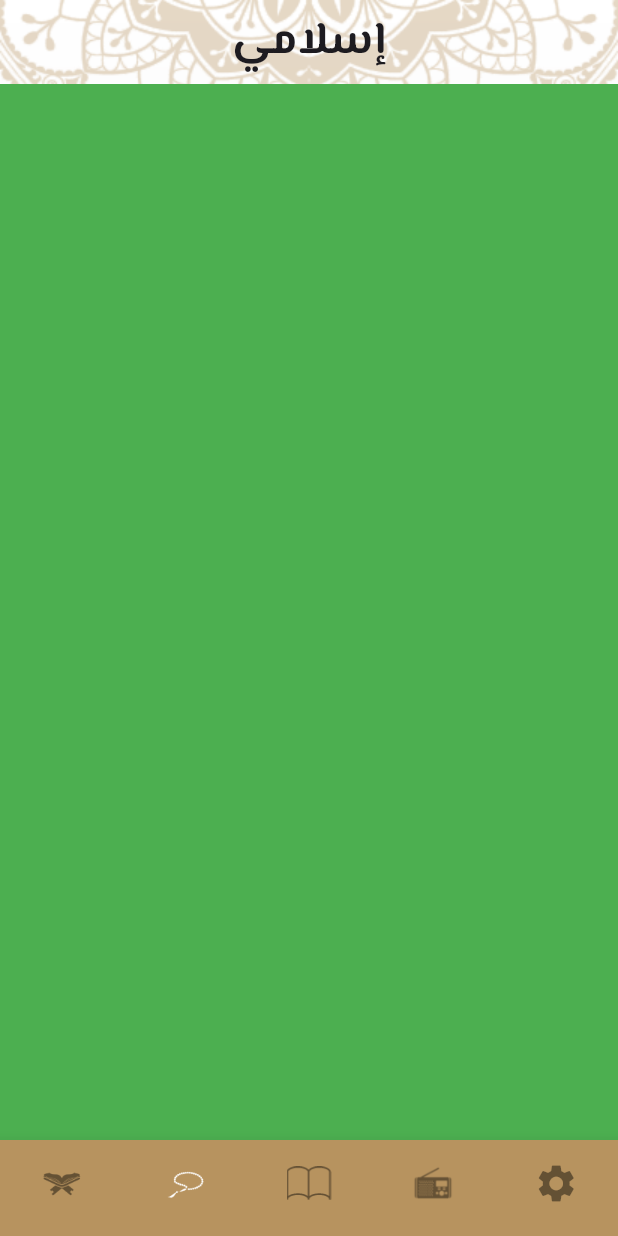
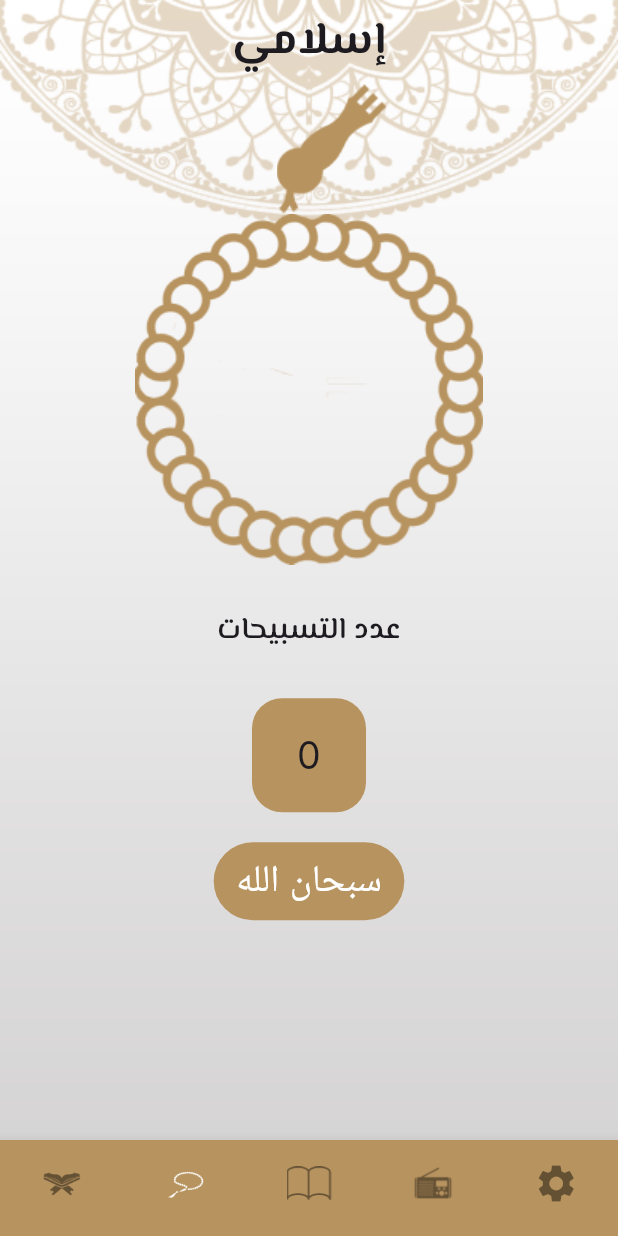
Before and after one commit to amrosama5/islami_app, a Flutter app: the screen it shows after launch, item 2 of the bottom bar chosen, on a phone screen of 412 x 824 dp. Run offline on Flutter 3.47's test engine with Material 3 defaults, Android fonts, the phone set to English and light mode, and no system bars; our stand-ins replace google_fonts.

Commit message:
finish sebha screen

```diff
--- a/lib/home/tabs/sebha.dart
+++ b/lib/home/tabs/sebha.dart
@@ -1,12 +1,108 @@
 import 'package:flutter/material.dart';
+import 'package:google_fonts/google_fonts.dart';
+import 'package:islami_app/MyThemeData.dart';
 
-class SebhaScreen extends StatelessWidget {
+class SebhaScreen extends StatefulWidget {
   const SebhaScreen({super.key});
 
   @override
+  State<SebhaScreen> createState() => _SebhaScreenState();
+}
+
+class _SebhaScreenState extends State<SebhaScreen> {
+  int counter = 0;
+  int index = 0;
+  double angle=0;
+  List<String> tasbehat = [
+    "سبحان الله",
+    "الحمد الله",
+    " الله اكبر",
+    " لا حول ولا قوه الا بالله"
+  ];
+  @override
   Widget build(BuildContext context) {
-    return Container(
-      color: Colors.green,
+    return SizedBox(
+      width: double.infinity,
+      child: Column(
+        children: [
+          Stack(
+            alignment: Alignment.topCenter,
+            children: [
+              Padding(
+                padding: const EdgeInsets.only(left: 30),
+                child: Image.asset(
+                  "assets/images/head of seb7a.png",
+                ),
+              ),
+              Padding(
+                padding: EdgeInsets.only(
+                    top: MediaQuery.of(context).size.height * 0.105),
+                child: GestureDetector(
+                    onTap: ontap,
+                    child: Transform.rotate(
+                      angle: angle,
+                        child: Image.asset("assets/images/body of seb7a.png"))),
+              ),
+            ],
+          ),
+          const SizedBox(
+            height: 30,
+          ),
+          Text(
+            "عدد التسبيحات",
+            textAlign: TextAlign.center,
+            style: Theme.of(context).textTheme.bodyMedium,
+          ),
+          const SizedBox(
+            height: 30,
+          ),
+          Container(
+            padding: const EdgeInsets.symmetric(vertical: 20, horizontal: 30),
+            decoration: BoxDecoration(
+              color: const Color.fromRGBO(183, 147, 95, 80),
+              borderRadius: BorderRadius.circular(20),
+            ),
+            child: Text(
+              "$counter",
+              textAlign: TextAlign.center,
+              style:
+                  GoogleFonts.inter(fontSize: 25, fontWeight: FontWeight.w400),
+            ),
+          ),
+          const SizedBox(
+            height: 20,
+          ),
+          Container(
+            padding: const EdgeInsets.symmetric(vertical: 8, horizontal: 15),
+            decoration: BoxDecoration(
+              color: const Color(0xffB7935F),
+              borderRadius: BorderRadius.circular(30),
+            ),
+            child: Text(
+              tasbehat[index],
+              textAlign: TextAlign.center,
+              style: GoogleFonts.inter(
+                  textStyle: const TextStyle(
+                      fontSize: 25,
+                      fontWeight: FontWeight.w400,
+                      color: Colors.white)),
+            ),
+          ),
+        ],
+      ),
     );
   }
+
+  void ontap() {
+    angle += 50;
+    counter++;
+    if (counter == 33) {
+      index++;
+      counter = 0;
+    }
+    if (index == tasbehat.length) {
+      index = 0;
+    }
+    setState(() {});
+  }
 }
```
Also changed, not shown: assets/images/body of seb7a.png (added), assets/images/head of seb7a.png (added).
